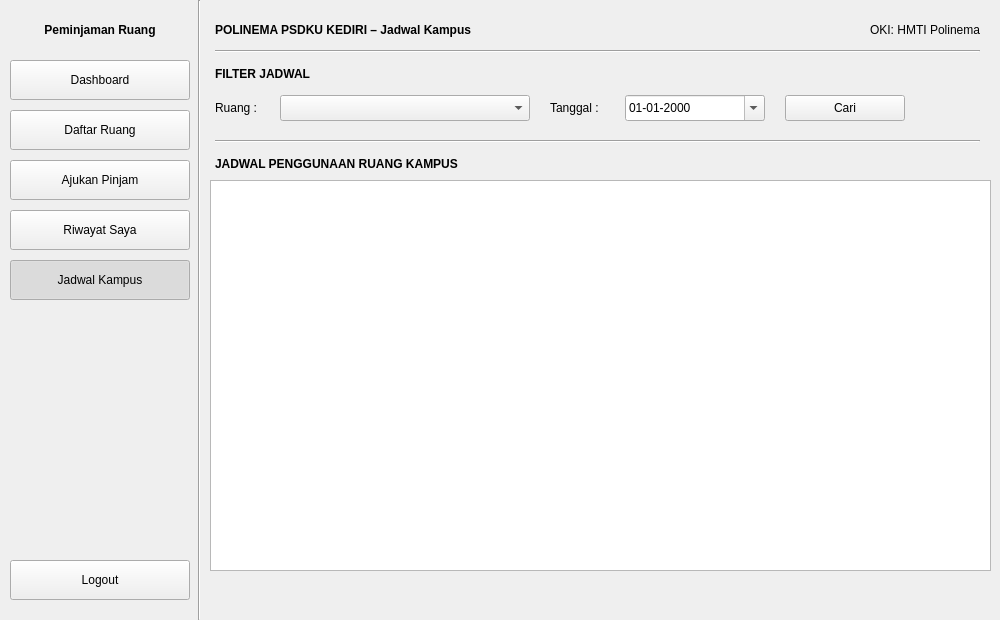
Above: ui/jadwal_kampus.ui from Ariel-F-S/SistemPeminjamanRuangPolinemaKampusKediri before the change. Below: the same form after it.
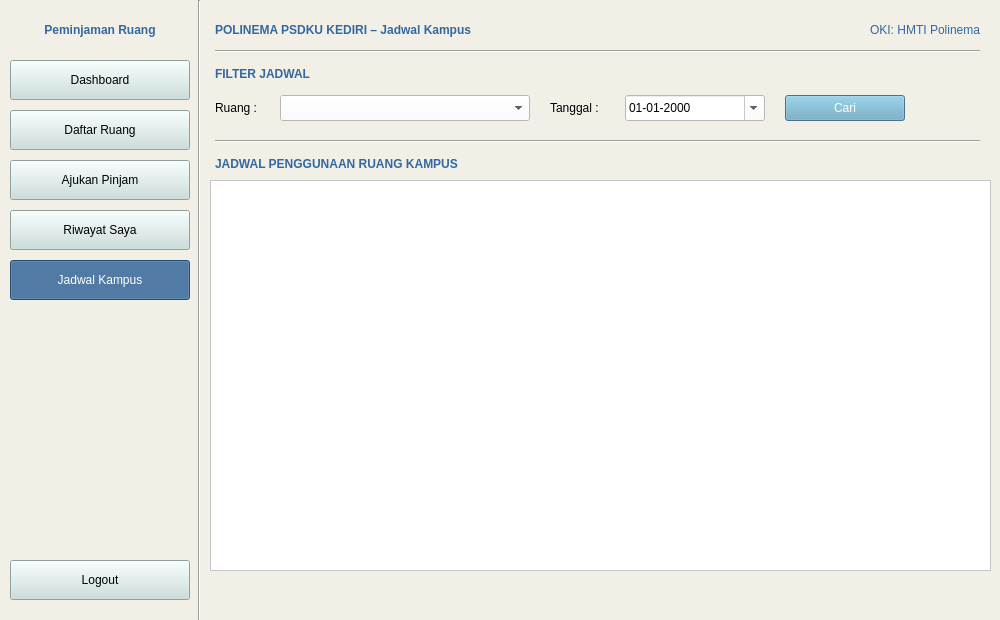
That is the form after the change. Icons and pictures are not drawn.

The edit to the form file:
```diff
--- a/ui/jadwal_kampus.ui
+++ b/ui/jadwal_kampus.ui
@@ -17,6 +17,9 @@
    <iconset>
     <normaloff>icons/app.png</normaloff>icons/app.png</iconset>
   </property>
+  <property name="styleSheet">
+   <string notr="true">background-color: #F2EFE7;</string>
+  </property>
   <widget class="QLabel" name="lblBrand">
    <property name="geometry">
     <rect>
@@ -32,6 +35,9 @@
      <bold>true</bold>
     </font>
    </property>
+   <property name="styleSheet">
+    <string notr="true">color: #3368A0;</string>
+   </property>
    <property name="text">
     <string>Peminjaman Ruang</string>
    </property>
@@ -48,6 +54,9 @@
      <height>40</height>
     </rect>
    </property>
+   <property name="styleSheet">
+    <string notr="true">background-color: #C8DFDB;</string>
+   </property>
    <property name="text">
     <string>Dashboard</string>
    </property>
@@ -77,6 +86,9 @@
      <height>40</height>
     </rect>
    </property>
+   <property name="styleSheet">
+    <string notr="true">background-color: #C8DFDB;</string>
+   </property>
    <property name="text">
     <string>Daftar Ruang</string>
    </property>
@@ -106,6 +118,9 @@
      <height>40</height>
     </rect>
    </property>
+   <property name="styleSheet">
+    <string notr="true">background-color: #C8DFDB;</string>
+   </property>
    <property name="text">
     <string>Ajukan Pinjam</string>
    </property>
@@ -135,6 +150,9 @@
      <height>40</height>
     </rect>
    </property>
+   <property name="styleSheet">
+    <string notr="true">background-color: #C8DFDB;</string>
+   </property>
    <property name="text">
     <string>Riwayat Saya</string>
    </property>
@@ -164,6 +182,10 @@
      <height>40</height>
     </rect>
    </property>
+   <property name="styleSheet">
+    <string notr="true">background-color: #3368A0;
+color: white;</string>
+   </property>
    <property name="text">
     <string>Jadwal Kampus</string>
    </property>
@@ -196,6 +218,9 @@
      <height>40</height>
     </rect>
    </property>
+   <property name="styleSheet">
+    <string notr="true">background-color: #C8DFDB;</string>
+   </property>
    <property name="text">
     <string>Logout</string>
    </property>
@@ -241,6 +266,9 @@
      <bold>true</bold>
     </font>
    </property>
+   <property name="styleSheet">
+    <string notr="true">color: #3368A0;</string>
+   </property>
    <property name="text">
     <string>POLINEMA PSDKU KEDIRI – Jadwal Kampus</string>
    </property>
@@ -254,6 +282,9 @@
      <height>30</height>
     </rect>
    </property>
+   <property name="styleSheet">
+    <string notr="true">color: #3368A0;</string>
+   </property>
    <property name="text">
     <string>OKI: HMTI Polinema</string>
    </property>
@@ -292,6 +323,9 @@
      <bold>true</bold>
     </font>
    </property>
+   <property name="styleSheet">
+    <string notr="true">color: #3368A0;</string>
+   </property>
    <property name="text">
     <string>FILTER JADWAL</string>
    </property>
@@ -318,6 +352,9 @@
      <height>26</height>
     </rect>
    </property>
+   <property name="styleSheet">
+    <string notr="true">background-color: white;</string>
+   </property>
    <item>
     <property name="text">
      <string/>
@@ -361,6 +398,9 @@
      <height>26</height>
     </rect>
    </property>
+   <property name="styleSheet">
+    <string notr="true">background-color: white;</string>
+   </property>
    <property name="displayFormat">
     <string>dd-MM-yyyy</string>
    </property>
@@ -377,6 +417,10 @@
      <height>26</height>
     </rect>
    </property>
+   <property name="styleSheet">
+    <string notr="true">background-color: #66A3BF;
+color: white;</string>
+   </property>
    <property name="text">
     <string>Cari</string>
    </property>
@@ -416,6 +460,9 @@
      <bold>true</bold>
     </font>
    </property>
+   <property name="styleSheet">
+    <string notr="true">color: #3368A0;</string>
+   </property>
    <property name="text">
     <string>JADWAL PENGGUNAAN RUANG KAMPUS</string>
    </property>
@@ -429,6 +476,9 @@
      <height>391</height>
     </rect>
    </property>
+   <property name="styleSheet">
+    <string notr="true">background-color: white;</string>
+   </property>
   </widget>
  </widget>
  <resources/>
```
